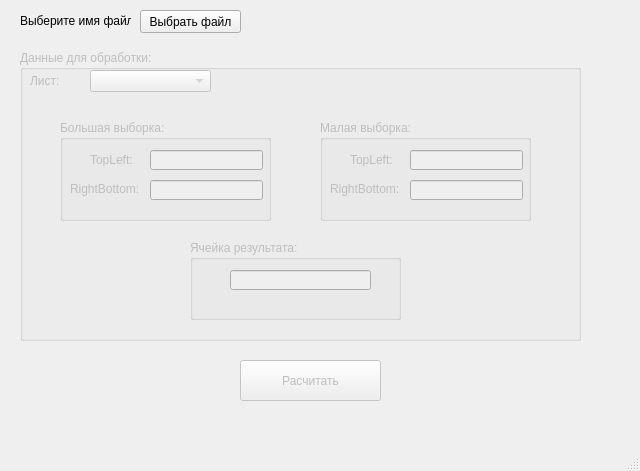
Old version of the form forms/ui/mainform.ui in the repository bogdanduminyuk/pugachev-algorithm.
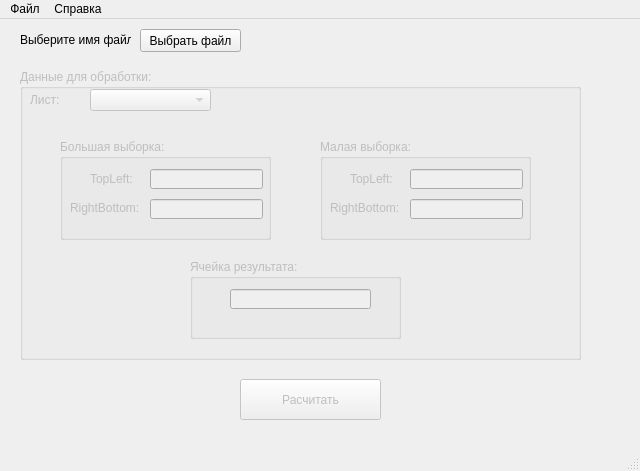
New version of the form.

Commit message: Добавлена MainWindow форма. Реализовано открытие и закрытие файлов.

Diff of the .ui file:
```diff
--- a/forms/ui/mainform.ui
+++ b/forms/ui/mainform.ui
@@ -261,6 +261,24 @@
      <height>21</height>
     </rect>
    </property>
+   <widget class="QMenu" name="menu">
+    <property name="title">
+     <string>Файл</string>
+    </property>
+    <addaction name="action"/>
+    <addaction name="action_2"/>
+    <addaction name="separator"/>
+    <addaction name="action_4"/>
+   </widget>
+   <widget class="QMenu" name="menu_2">
+    <property name="title">
+     <string>Справка</string>
+    </property>
+    <addaction name="action_5"/>
+    <addaction name="action_6"/>
+   </widget>
+   <addaction name="menu"/>
+   <addaction name="menu_2"/>
   </widget>
   <widget class="QStatusBar" name="statusbar"/>
  </widget>
```
Left out of the diff: 82 changed lines with no effect on the pictures. The commit also changes 2 other files.
